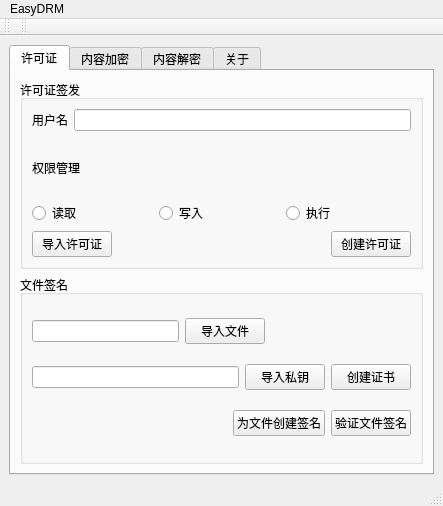
This is mainwindow.ui in LittleAO1179/EasyDRM as Qt 5 draws it before an edit. The edited form follows.
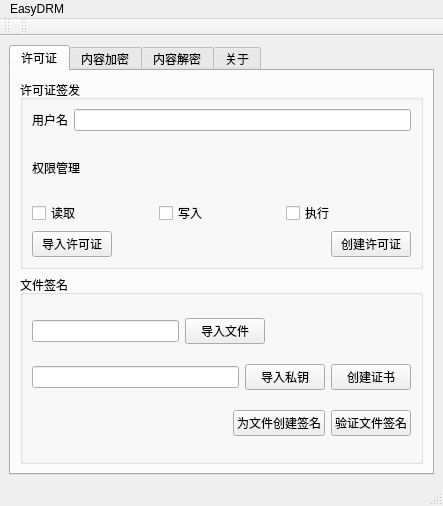
This is the edited form.

Patch:
```diff
--- a/mainwindow.ui
+++ b/mainwindow.ui
@@ -69,21 +69,21 @@
              <item>
               <layout class="QHBoxLayout" name="horizontalLayout_8">
                <item>
-                <widget class="QRadioButton" name="radioButton">
+                <widget class="QCheckBox" name="checkBox">
                  <property name="text">
                   <string>读取</string>
                  </property>
                 </widget>
                </item>
                <item>
-                <widget class="QRadioButton" name="radioButton_2">
+                <widget class="QCheckBox" name="checkBox_2">
                  <property name="text">
                   <string>写入</string>
                  </property>
                 </widget>
                </item>
                <item>
-                <widget class="QRadioButton" name="radioButton_3">
+                <widget class="QCheckBox" name="checkBox_3">
                  <property name="text">
                   <string>执行</string>
                  </property>
```
